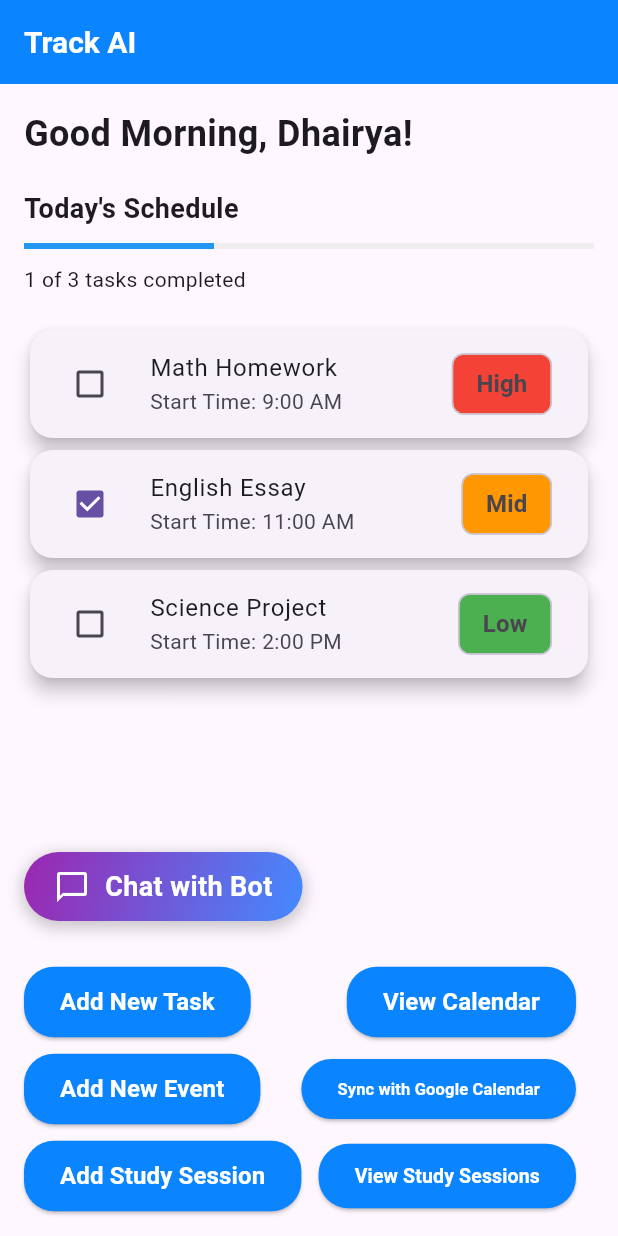
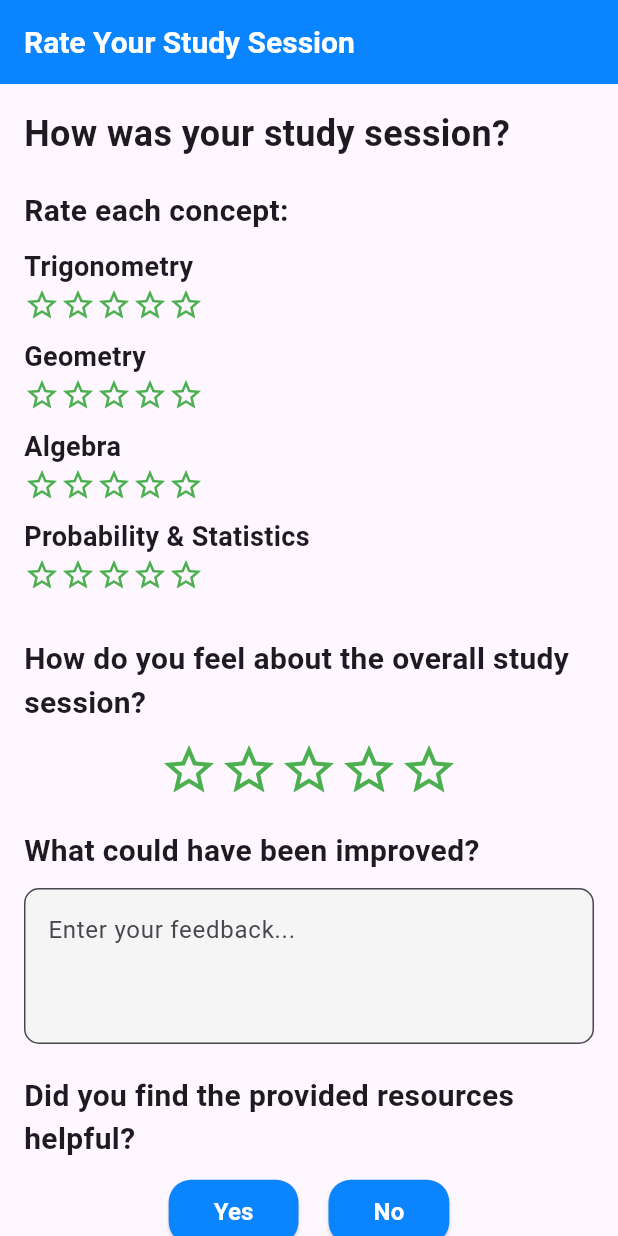
Before and after one commit to DhairyaS450/track_ai, a Flutter app: the screen it shows after launch, on a phone screen of 412 x 824 dp. Run offline on Flutter 3.47's test engine with Material 3 defaults, Android fonts, the light colour scheme and no system bars; our stand-ins replace table_calendar.

Commit message:
created UI for study sessions and rating screen

```diff
--- a/lib/main.dart
+++ b/lib/main.dart
@@ -3,6 +3,8 @@ import 'package:track_ai/theme.dart';
 import 'package:track_ai/views/CalendarView.dart';
 import 'package:track_ai/views/ChatBotScreen.dart';
 import 'package:track_ai/views/HomeDashboard.dart';
+import 'package:track_ai/views/RatingScreen.dart';
+import 'package:track_ai/views/StudySessionPage.dart';
 
 void main() {
   runApp(const App());
@@ -17,7 +19,7 @@ class App extends StatelessWidget {
       title: 'Track AI',
       theme: theme,
       debugShowCheckedModeBanner: false,
-      home: HomeDashboard(),
+      home: RatingScreen(),
     );
   }
 }
--- a/lib/views/AddNewTaskScreen.dart
+++ b/lib/views/AddNewTaskScreen.dart
@@ -1,5 +1,5 @@
 import 'package:flutter/material.dart';
-import 'package:track_ai/data/tasks.dart';
+import 'package:track_ai/test_data/tasks.dart';
 import 'HomeDashboard.dart';
 import 'package:intl/intl.dart'; // For date formatting
 
--- a/lib/views/CalendarView.dart
+++ b/lib/views/CalendarView.dart
@@ -1,7 +1,7 @@
 import 'package:flutter/material.dart';
 import 'package:table_calendar/table_calendar.dart';
-import 'package:track_ai/data/events.dart';
-import 'package:track_ai/data/tasks.dart';
+import 'package:track_ai/test_data/events.dart';
+import 'package:track_ai/test_data/tasks.dart';
 import 'HomeDashboard.dart';
 import 'EditTaskScreen.dart';
 import 'EditEventScreen.dart'; // Import for editing events
@@ -152,8 +152,8 @@ List<Event> _getEventsForDay(DateTime day) {
             );
           }
         },
-        child: Icon(Icons.add),
         tooltip: 'Add Event',
+        child: const Icon(Icons.add),
       ),
     );
   }
--- a/lib/views/EditEventScreen.dart
+++ b/lib/views/EditEventScreen.dart
@@ -1,6 +1,6 @@
 
 import 'package:flutter/material.dart';
-import 'package:track_ai/data/events.dart';
+import 'package:track_ai/test_data/events.dart';
 import 'HomeDashboard.dart'; // Import the Event model
 import 'package:intl/intl.dart'; // For date formatting
 
--- a/lib/views/EditTaskScreen.dart
+++ b/lib/views/EditTaskScreen.dart
@@ -1,5 +1,5 @@
 import 'package:flutter/material.dart';
-import 'package:track_ai/data/tasks.dart';
+import 'package:track_ai/test_data/tasks.dart';
 import 'HomeDashboard.dart';
 import 'package:intl/intl.dart'; // For date formatting
 
--- a/lib/views/HomeDashboard.dart
+++ b/lib/views/HomeDashboard.dart
@@ -1,6 +1,6 @@
 import 'package:flutter/material.dart';
-import 'package:track_ai/data/events.dart';
-import 'package:track_ai/data/tasks.dart';
+import 'package:track_ai/test_data/events.dart';
+import 'package:track_ai/test_data/tasks.dart';
 import 'package:track_ai/views/ChatBotScreen.dart';
 import 'package:track_ai/views/EditTaskScreen.dart';
 import 'CalendarView.dart'; // Import Calendar View
--- /dev/null
+++ b/lib/views/RatingScreen.dart
@@ -0,0 +1,172 @@
+import 'package:flutter/material.dart';
+
+class RatingScreen extends StatelessWidget {
+  const RatingScreen({super.key});
+
+  @override
+  Widget build(BuildContext context) {
+    return Scaffold(
+      appBar: AppBar(
+        title: const Text('Rate Your Study Session'),
+      ),
+      body: SingleChildScrollView(
+        padding: const EdgeInsets.all(16.0),
+        child: Column(
+          crossAxisAlignment: CrossAxisAlignment.start,
+          children: [
+            // Header
+            const Text(
+              'How was your study session?',
+              style: TextStyle(
+                fontSize: 24,
+                fontWeight: FontWeight.bold,
+              ),
+            ),
+            const SizedBox(height: 20),
+
+            // Session Breakdown Section
+            const Text(
+              'Rate each concept:',
+              style: TextStyle(fontSize: 20, fontWeight: FontWeight.bold),
+            ),
+            const SizedBox(height: 10),
+
+            _buildRatingRow('Trigonometry'),
+            _buildRatingRow('Geometry'),
+            _buildRatingRow('Algebra'),
+            _buildRatingRow('Probability & Statistics'),
+            const SizedBox(height: 20),
+
+            // Overall Session Rating
+            const Text(
+              'How do you feel about the overall study session?',
+              style: TextStyle(fontSize: 20, fontWeight: FontWeight.bold),
+            ),
+            const SizedBox(height: 10),
+            _buildOverallSessionRating(),
+            const SizedBox(height: 20),
+
+            // Improvement Feedback
+            const Text(
+              'What could have been improved?',
+              style: TextStyle(fontSize: 20, fontWeight: FontWeight.bold),
+            ),
+            const SizedBox(height: 10),
+            _buildTextInputField('Enter your feedback...'),
+            const SizedBox(height: 20),
+
+            // Resource Helpfulness Feedback
+            const Text(
+              'Did you find the provided resources helpful?',
+              style: TextStyle(fontSize: 20, fontWeight: FontWeight.bold),
+            ),
+            const SizedBox(height: 10),
+            _buildYesNoSelector(),
+
+            const SizedBox(height: 30),
+            Center(
+              child: ElevatedButton(
+                onPressed: () {
+                  // Submit feedback logic
+                },
+                style: ElevatedButton.styleFrom(
+                  padding: const EdgeInsets.symmetric(horizontal: 40, vertical: 15),
+                  shape: RoundedRectangleBorder(
+                    borderRadius: BorderRadius.circular(20),
+                  ),
+                ),
+                child: const Text('Submit Feedback'),
+              ),
+            ),
+          ],
+        ),
+      ),
+    );
+  }
+
+  // Widget to build rating row for each concept
+  Widget _buildRatingRow(String concept) {
+    return Column(
+      crossAxisAlignment: CrossAxisAlignment.start,
+      children: [
+        Text(
+          concept,
+          style: const TextStyle(fontSize: 18, fontWeight: FontWeight.w600),
+        ),
+        const Row(
+          children: [
+            Icon(Icons.star_border, color: Colors.green,),
+            Icon(Icons.star_border, color: Colors.green,),
+            Icon(Icons.star_border, color: Colors.green,),
+            Icon(Icons.star_border, color: Colors.green,),
+            Icon(Icons.star_border, color: Colors.green,),
+          ],
+        ),
+        const SizedBox(height: 10),
+      ],
+    );
+  }
+
+  // Widget to build overall session rating (1-5)
+  Widget _buildOverallSessionRating() {
+    return const Row(
+      mainAxisAlignment: MainAxisAlignment.center,
+      children: [
+        Icon(Icons.star_border, size: 40, color: Colors.green),
+        Icon(Icons.star_border, size: 40, color: Colors.green),
+        Icon(Icons.star_border, size: 40, color: Colors.green),
+        Icon(Icons.star_border, size: 40, color: Colors.green),
+        Icon(Icons.star_border, size: 40, color: Colors.green),
+      ],
+    );
+  }
+
+  // Widget to build text input field for feedback
+  Widget _buildTextInputField(String hint) {
+    return TextField(
+      decoration: InputDecoration(
+        hintText: hint,
+        border: OutlineInputBorder(
+          borderRadius: BorderRadius.circular(10),
+        ),
+        filled: true,
+        fillColor: Colors.grey[100],
+      ),
+      maxLines: 3,
+    );
+  }
+
+  // Widget to build Yes/No selector for resource helpfulness
+  Widget _buildYesNoSelector() {
+    return Row(
+      mainAxisAlignment: MainAxisAlignment.center,
+      children: [
+        ElevatedButton(
+          onPressed: () {
+            // Yes logic
+          },
+          style: ElevatedButton.styleFrom(
+            padding: const EdgeInsets.symmetric(horizontal: 30, vertical: 10),
+            shape: RoundedRectangleBorder(
+              borderRadius: BorderRadius.circular(15),
+            ),
+          ),
+          child: const Text('Yes'),
+        ),
+        const SizedBox(width: 20),
+        ElevatedButton(
+          onPressed: () {
+            // No logic
+          },
+          style: ElevatedButton.styleFrom(
+            padding: const EdgeInsets.symmetric(horizontal: 30, vertical: 10),
+            shape: RoundedRectangleBorder(
+              borderRadius: BorderRadius.circular(15),
+            ),
+          ),
+          child: const Text('No'),
+        ),
+      ],
+    );
+  }
+}
```
Also changed, not shown: lib/views/StudySessionPage.dart (added, +225 -0 lines), lib/test_data/events.dart (added), lib/test_data/tasks.dart (added).
